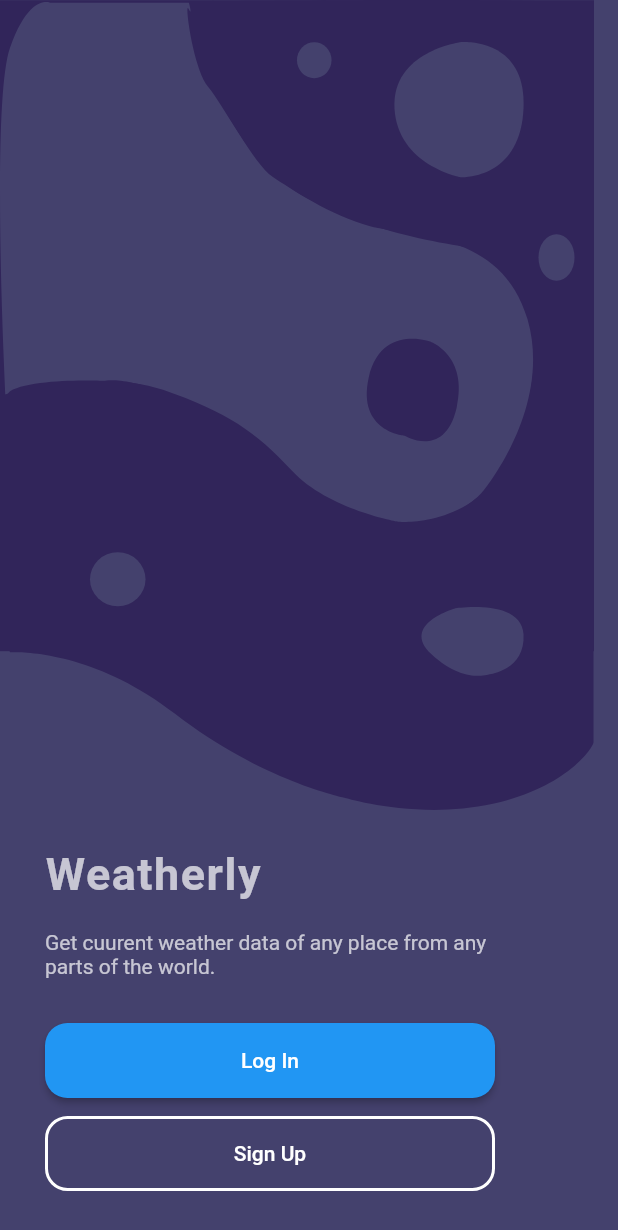
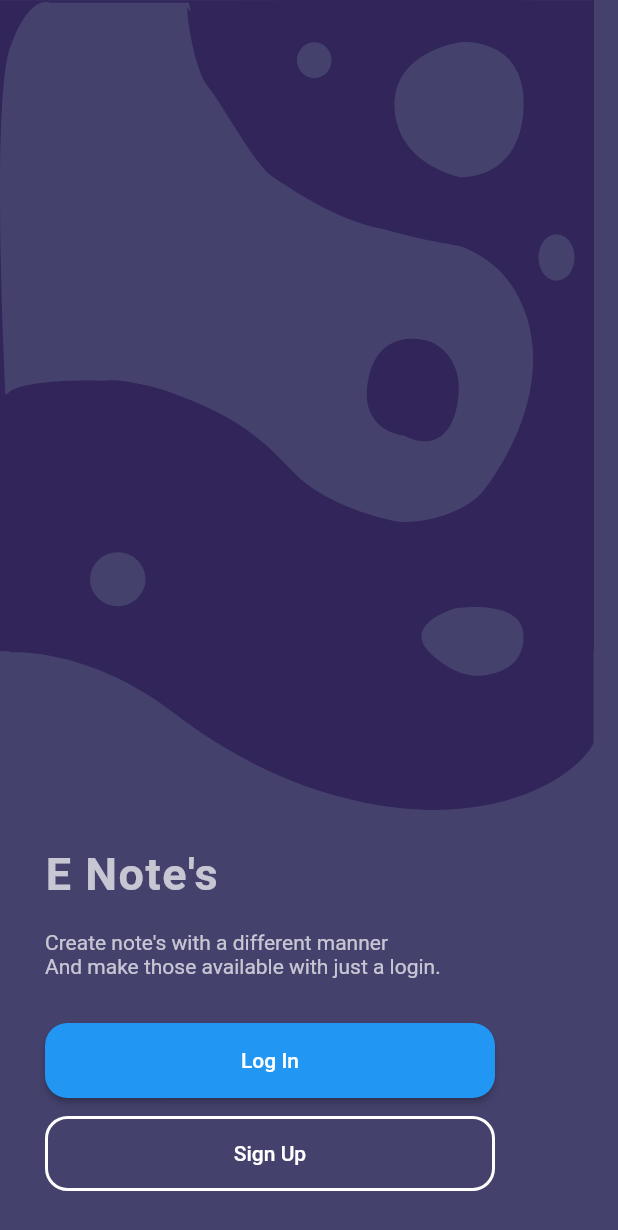
Before and after one commit to tuuhin/e-note, a Flutter app: the screen it shows after launch, on a phone screen of 412 x 824 dp. Shown: the top 1230 px of the screen. Run offline on Flutter 3.47's test engine with Material 2 defaults, Android fonts, the phone set to English and light mode, and no system bars; our stand-ins replace card_swiper, cloud_firestore, firebase_auth, firebase_core, flutter_spinkit, flutter_svg and 1 more; missing offline and left inert: dart:ffi, flutter_material_color_picker; accounts and stored records are empty.

Commit message:
auth check

```diff
--- a/lib/auth/screens/home.dart
+++ b/lib/auth/screens/home.dart
@@ -27,7 +27,7 @@ class Home extends StatelessWidget {
                 crossAxisAlignment: CrossAxisAlignment.start,
                 children: [
                   Text(
-                    'Weatherly',
+                    'E Note\'s',
                     style: TextStyle(
                         fontSize: 30,
                         color: Colors.white70,
@@ -38,7 +38,7 @@ class Home extends StatelessWidget {
                     height: 20,
                   ),
                   Text(
-                    'Get cuurent weather data of any place from any \nparts of the world.',
+                    'Create note\'s with a different manner\nAnd make those available with just a login.',
                     style: TextStyle(color: Colors.white70, fontSize: 14),
                   ),
                   SizedBox(
```
